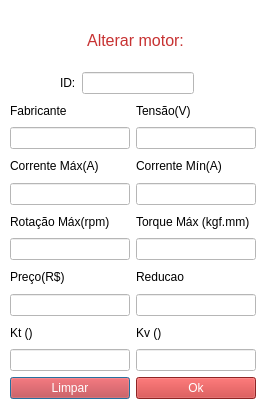
Before: the Qt Designer form RinoMotoresV3/edit_motor.ui in RPerobeli/RinoMotores, drawn with Qt 5.
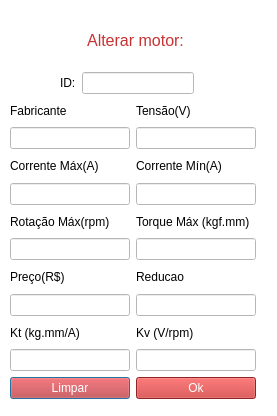
After: the same form once the commit is applied.

The edit to the form file:
```diff
--- a/RinoMotoresV3/edit_motor.ui
+++ b/RinoMotoresV3/edit_motor.ui
@@ -64,7 +64,7 @@
     </item>
    </layout>
   </widget>
-  <widget class="QWidget" name="">
+  <widget class="QWidget" name="layoutWidget">
    <property name="geometry">
     <rect>
      <x>10</x>
@@ -119,7 +119,7 @@
       <item>
        <widget class="QLabel" name="label_Kt">
         <property name="text">
-         <string>Kt ()</string>
+         <string>Kt (kg.mm/A)</string>
         </property>
        </widget>
       </item>
@@ -192,7 +192,7 @@
       <item>
        <widget class="QLabel" name="label_Kv">
         <property name="text">
-         <string>Kv ()</string>
+         <string>Kv (V/rpm)</string>
         </property>
        </widget>
       </item>
```
